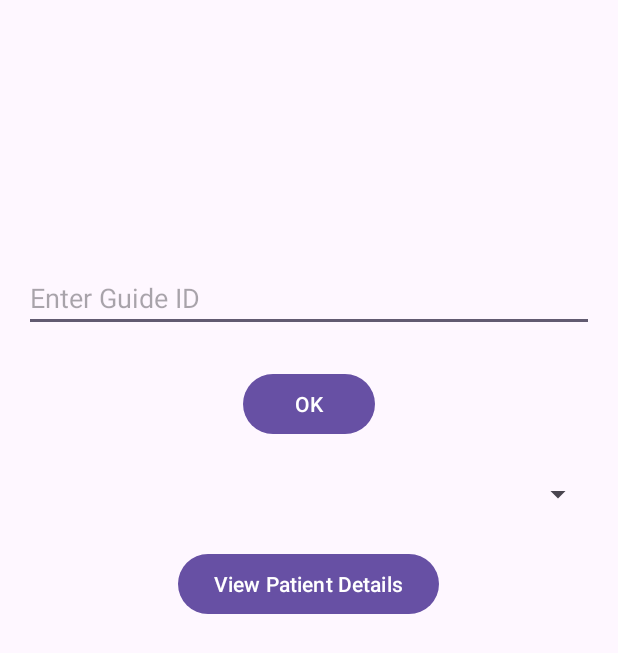
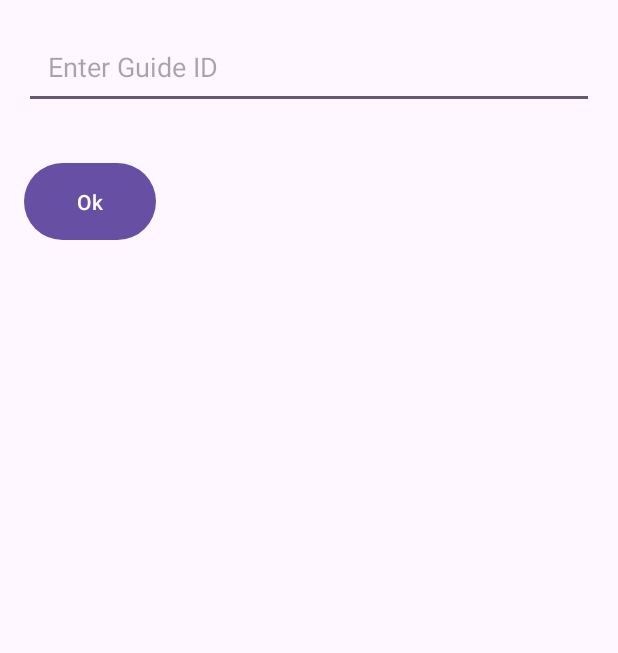
Before and after one commit to PintaRam/Track_Assist, an Android app: the guide_login screen opened directly, with no data from a screen before it, on a phone screen of 412 x 824 dp. Shown: the top 653 px of the screen. Run offline under Robolectric (Android 15) with nearby library versions, the phone set to English and light mode, and no system bars; our stand-ins replace Firebase (no records; nobody signed in at launch, a user with empty details on screens opened directly).

Commit message:
Guide Login setup

```diff
--- a/app/src/main/java/com/track_assist/Splash.java
+++ b/app/src/main/java/com/track_assist/Splash.java
@@ -26,7 +26,7 @@
          handler.postDelayed(new Runnable() {
              @Override
              public void run() {
-                 Intent intent = new Intent(Splash.this,guideDashboard.class);
+                 Intent intent = new Intent(Splash.this,selectionOFUser.class);
                  startActivity(intent);
                  finish();
              }
--- a/app/src/main/java/com/track_assist/guide_login.java
+++ b/app/src/main/java/com/track_assist/guide_login.java
@@ -5,20 +5,18 @@ import android.os.Bundle;
 import android.text.TextUtils;
 import android.util.Log;
 import android.view.View;
+import android.widget.AdapterView;
 import android.widget.ArrayAdapter;
-import android.widget.Button;
 import android.widget.EditText;
 import android.widget.Spinner;
 import android.widget.Toast;
-
 import androidx.annotation.NonNull;
 import androidx.appcompat.app.AppCompatActivity;
-
-import com.google.android.gms.tasks.OnCompleteListener;
-import com.google.android.gms.tasks.Task;
-import com.google.firebase.firestore.FirebaseFirestore;
-import com.google.firebase.firestore.QueryDocumentSnapshot;
-import com.google.firebase.firestore.QuerySnapshot;
+import com.google.firebase.database.DataSnapshot;
+import com.google.firebase.database.DatabaseError;
+import com.google.firebase.database.DatabaseReference;
+import com.google.firebase.database.FirebaseDatabase;
+import com.google.firebase.database.ValueEventListener;
 
 import java.util.ArrayList;
 import java.util.List;
@@ -26,10 +24,9 @@ import java.util.List;
 public class guide_login extends AppCompatActivity {
 
     private EditText editTextGuideId;
-    private Button buttonOk;
     private Spinner spinnerPatientIds;
-    private Button buttonViewPatientDetails;
-    private FirebaseFirestore db;
+    private FirebaseDatabase fireDb;
+    private DatabaseReference dbReference;
 
     private static final String TAG = "GuideLoginActivity";
 
@@ -39,13 +36,11 @@ public class guide_login extends AppCompatActivity {
         setContentView(R.layout.activity_guide_login);
 
         editTextGuideId = findViewById(R.id.editTextGuideId);
-        buttonOk = findViewById(R.id.buttonOk);
         spinnerPatientIds = findViewById(R.id.spinnerPatientIds);
-        buttonViewPatientDetails = findViewById(R.id.buttonViewPatientDetails);
 
-        db = FirebaseFirestore.getInstance();
+        fireDb = FirebaseDatabase.getInstance();
 
-        buttonOk.setOnClickListener(new View.OnClickListener() {
+        findViewById(R.id.buttonOk).setOnClickListener(new View.OnClickListener() {
             @Override
             public void onClick(View v) {
                 String guideId = editTextGuideId.getText().toString().trim();
@@ -57,53 +52,59 @@ public class guide_login extends AppCompatActivity {
             }
         });
 
-        buttonViewPatientDetails.setOnClickListener(new View.OnClickListener() {
+        spinnerPatientIds.setOnItemSelectedListener(new AdapterView.OnItemSelectedListener() {
+            boolean isFirstSelection = true;
+
             @Override
-            public void onClick(View v) {
-                String selectedPatientId = spinnerPatientIds.getSelectedItem().toString();
-                if (!TextUtils.isEmpty(selectedPatientId)) {
+            public void onItemSelected(AdapterView<?> parent, View view, int position, long id) {
+                if (isFirstSelection) {
+                    isFirstSelection = false;
+                } else {
+                    String selectedPatientInfo = (String) parent.getItemAtPosition(position);
+                    if (!TextUtils.isEmpty(selectedPatientInfo)) {
                         Intent intent = new Intent(guide_login.this, guideDashboard.class);
-                    intent.putExtra("patientId", selectedPatientId);
+                        intent.putExtra("patientInfo", selectedPatientInfo);
                         startActivity(intent);
-                } else {
-                    Toast.makeText(guide_login.this, "Please select a Patient ID", Toast.LENGTH_SHORT).show();
                     }
+                }
+            }
+
+            @Override
+            public void onNothingSelected(AdapterView<?> parent) {
+                // Do nothing
             }
         });
     }
 
     private void fetchPatientIds(String guideId) {
         Log.d(TAG, "Fetching patient IDs for guide: " + guideId);
-        db.collection("patients")
-                .whereEqualTo("guideId", guideId)
-                .get()
-                .addOnCompleteListener(new OnCompleteListener<QuerySnapshot>() {
+        dbReference = fireDb.getReference("Patient").child("Guides").child(guideId);
+        dbReference.addListenerForSingleValueEvent(new ValueEventListener() {
             @Override
-                    public void onComplete(@NonNull Task<QuerySnapshot> task) {
-                        if (task.isSuccessful()) {
-                            Log.d(TAG, "Query successful, processing results");
+            public void onDataChange(@NonNull DataSnapshot snapshot) {
                 List<String> patientIds = new ArrayList<>();
-                            for (QueryDocumentSnapshot document : task.getResult()) {
-                                String patientId = document.getString("patientId");
-                                if (!patientIds.contains(patientId)) {
-                                    patientIds.add(patientId);
+                for (DataSnapshot patientSnapshot : snapshot.getChildren()) {
+                    String patientId = patientSnapshot.child("patientReg").getValue(String.class);
+                    String patientName = patientSnapshot.child("patName").getValue(String.class);
+                    if (patientId != null && patientName != null) {
+                        patientIds.add(patientId + " - " + patientName);
                     }
                 }
                 if (!patientIds.isEmpty()) {
-                                Log.d(TAG, "Patient IDs found: " + patientIds.toString());
                     ArrayAdapter<String> adapter = new ArrayAdapter<>(guide_login.this, android.R.layout.simple_spinner_item, patientIds);
                     adapter.setDropDownViewResource(android.R.layout.simple_spinner_dropdown_item);
                     spinnerPatientIds.setAdapter(adapter);
                     spinnerPatientIds.setVisibility(View.VISIBLE);
-                                buttonViewPatientDetails.setVisibility(View.VISIBLE);
                 } else {
-                                Log.d(TAG, "No patients found for this guide");
                     Toast.makeText(guide_login.this, "No patients found for this guide", Toast.LENGTH_SHORT).show();
+                    spinnerPatientIds.setVisibility(View.GONE);
                 }
-                        } else {
-                            Log.d(TAG, "Query failed", task.getException());
+            }
+
+            @Override
+            public void onCancelled(@NonNull DatabaseError error) {
+                Log.d(TAG, "Query failed", error.toException());
                 Toast.makeText(guide_login.this, "Failed to fetch patient IDs", Toast.LENGTH_SHORT).show();
-                        }
             }
         });
     }
--- a/app/src/main/res/layout/activity_guide_login.xml
+++ b/app/src/main/res/layout/activity_guide_login.xml
@@ -1,40 +1,36 @@
 <?xml version="1.0" encoding="utf-8"?>
 <RelativeLayout xmlns:android="http://schemas.android.com/apk/res/android"
+    xmlns:tools="http://schemas.android.com/tools"
     android:layout_width="match_parent"
     android:layout_height="match_parent"
-    android:padding="16dp">
+    tools:context=".guide_login">
 
     <EditText
         android:id="@+id/editTextGuideId"
         android:layout_width="match_parent"
         android:layout_height="wrap_content"
-        android:layout_marginTop="160dp"
+        android:layout_margin="16dp"
         android:hint="Enter Guide ID"
-        android:inputType="text" />
+        android:inputType="text"
+        android:padding="16dp" />
 
     <Button
         android:id="@+id/buttonOk"
         android:layout_width="wrap_content"
         android:layout_height="wrap_content"
         android:layout_below="@id/editTextGuideId"
-        android:layout_centerHorizontal="true"
-        android:layout_marginTop="24dp"
-        android:text="OK" />
+        android:layout_marginTop="16dp"
+        android:layout_marginStart="16dp"
+        android:padding="16dp"
+        android:text="Ok" />
 
     <Spinner
         android:id="@+id/spinnerPatientIds"
         android:layout_width="match_parent"
         android:layout_height="wrap_content"
         android:layout_below="@id/buttonOk"
-        android:layout_marginTop="24dp" />
-
-    <Button
-        android:id="@+id/buttonViewPatientDetails"
-        android:layout_width="wrap_content"
-        android:layout_height="wrap_content"
-        android:layout_below="@id/spinnerPatientIds"
-        android:layout_centerHorizontal="true"
-        android:layout_marginTop="24dp"
-        android:text="View Patient Details" />
-
+        android:layout_marginTop="16dp"
+        android:layout_marginStart="16dp"
+        android:layout_marginEnd="16dp"
+        android:visibility="gone" />
 </RelativeLayout>
```
Also changed, not shown: app/src/main/java/com/track_assist/Users.java (+7 -0 lines), app/src/main/java/com/track_assist/patientsRegistration.java (+22 -1 lines). Lines whose indentation alone changed are shown as unchanged.
